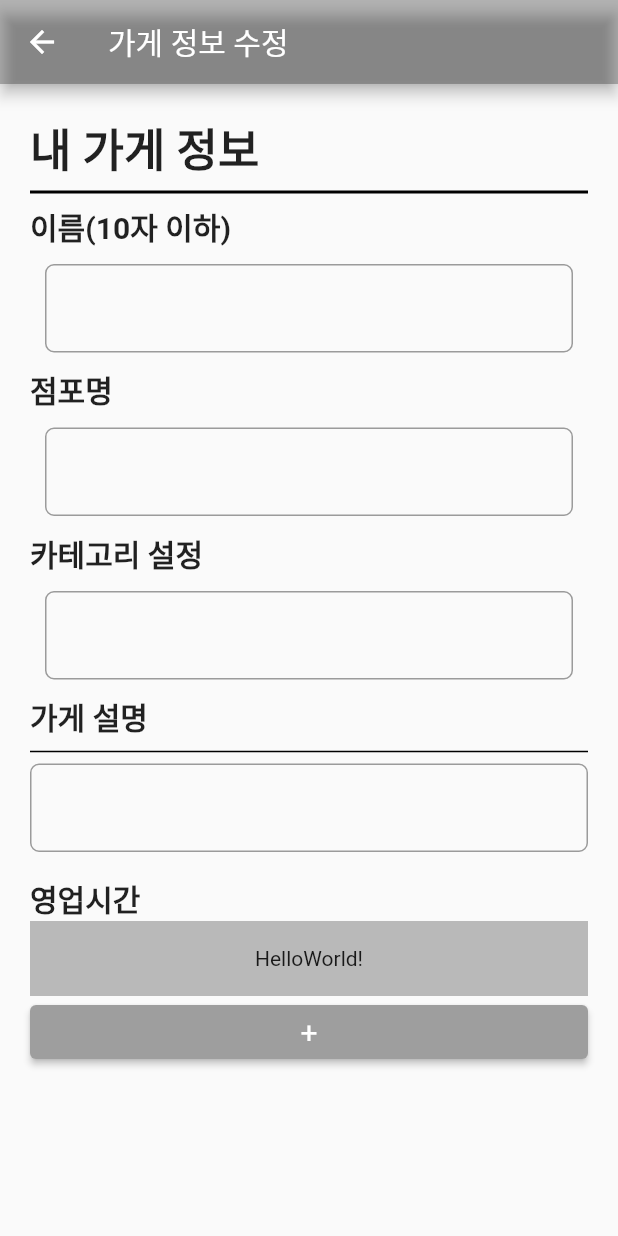
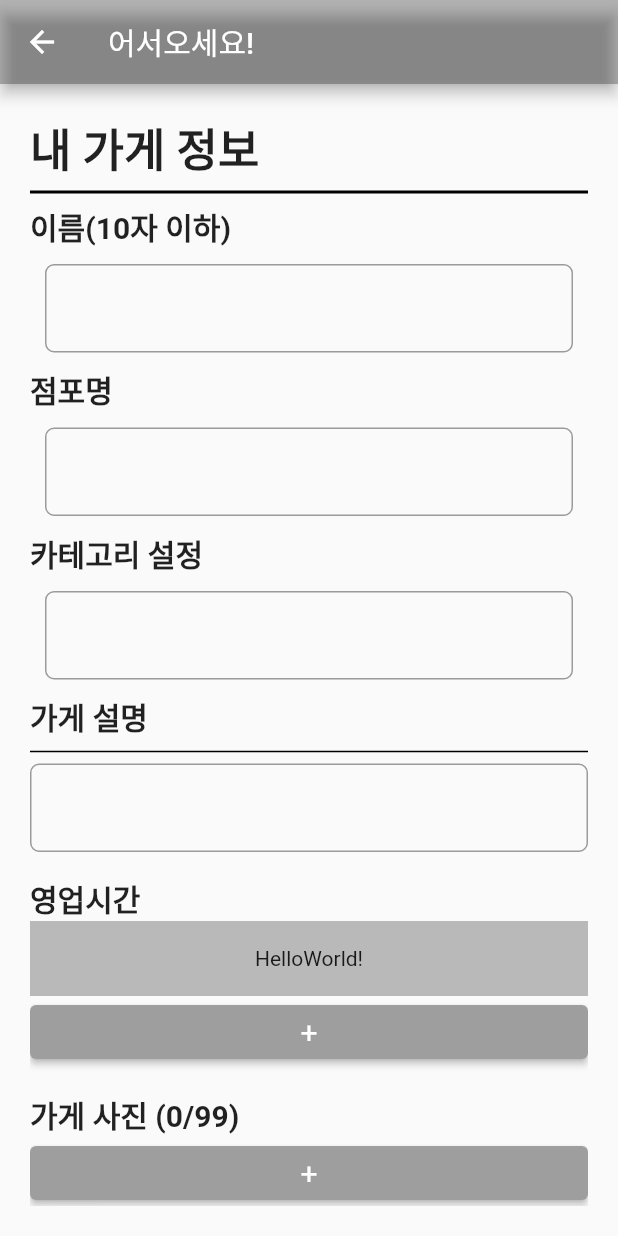
Before and after one commit to comalmot/2022-01-BasicProjectLab, a Flutter app: the infoEdit screen opened directly, on a phone screen of 412 x 824 dp. Run offline on Flutter 3.47's test engine with Material 2 defaults, Android fonts, the phone set to English and light mode, and no system bars; our stand-ins replace image_picker.

Commit message:
가게정보 수정 화면 테스트 및 일부 구현

```diff
--- a/lib/boong_infoEdit.dart
+++ b/lib/boong_infoEdit.dart
@@ -1,4 +1,8 @@
+import 'dart:async';
+
 import 'package:flutter/material.dart';
+import 'package:image_picker/image_picker.dart';
+import 'dart:io';
 
 void main() => runApp(MyApp());
 
@@ -21,6 +25,8 @@ class infoEdit extends StatefulWidget {
 class infoEditState extends State<infoEdit> {
   String name = "";
   List<String> entries = <String>["HelloWorld!"];
+  List<String> pictures = <String>['a.jpg','b.jpg','c.jpg','d.jpg']; // 임시 사진 업로드 체크용 사진. 이후 사진 수정 예정
+  List<String> menu = <String>[""];
   int a =0;
 
   final TextEditingController controller = TextEditingController();
@@ -30,7 +36,7 @@ class infoEditState extends State<infoEdit> {
   Widget build(BuildContext context) {
     return Scaffold(
       appBar: AppBar(
-        title: Text("가게 정보 수정"),
+        title: Text("어서오세요!"),
         backgroundColor: Colors.black26,
       ),
       body: Container(
@@ -117,17 +123,96 @@ class infoEditState extends State<infoEdit> {
                             TextStyle(fontSize: 20, color: Colors.white)),
                         backgroundColor:
                         MaterialStateProperty.all(Colors.grey)),
-                    child: Text("+"),)
+                    child: Text("+"),),
+                  Container(margin: EdgeInsets.all(8.0),),
+
+                  Text("가게 사진 (" +'$a' +"/99)",
+                    style: TextStyle(
+                        fontSize: 20, fontWeight: FontWeight.bold),),
+
+                  Container(
+                    padding: EdgeInsets.fromLTRB(100, 0, 100, 0),
+                    child: Row(
+                      children: [Flexible(child: ListView.builder(
+                        shrinkWrap: true,
+                        itemCount: a,
+                        itemBuilder: (BuildContext context, int index) {
+                          return Container(
+                            color: Colors.black26,
+                            child: Center(child: Image(image: AssetImage('assets/images/${pictures[index]}'),), // 사진 업로드 체크용. 이후 갤러리 열어서 사진 넘기는 쪽으로 수정 예정
+                            ),
+                          );
+                        },
+                      ),)],
+                    ),
+                  ),
+
+                  ElevatedButton(
+                    onPressed: () {
+                      setState(() {
+                        if(a >= pictures.length) { //임시.
+                        }
+                        else {
+                          a++;
+                        }
+                      });
+                    },
+                    style: ButtonStyle(
+                        textStyle: MaterialStateProperty.all(
+                            TextStyle(fontSize: 20, color: Colors.white)),
+                        backgroundColor:
+                        MaterialStateProperty.all(Colors.grey)),
+                    child: Text("+"),),
+
+                  Text("메뉴명/가격",
+                    style: TextStyle(
+                        fontSize: 20, fontWeight: FontWeight.bold),),
+                  ListView.separated(
+                    shrinkWrap: true,
+                    itemCount: menu.length,
+                    itemBuilder: (BuildContext context, int index) {
+                      return Container(
+                          height : 50,
+                          color: Colors.black26,
+                          child: Center(child: Text('${menu[index]}'),)
+                      );
+                    }, separatorBuilder: (BuildContext context, int index) => const Divider(),
+                  ),
+                  ElevatedButton( // 이후 화면 구성 후 처리 예정
+                    onPressed: () {},
+                    style: ButtonStyle(
+                        textStyle: MaterialStateProperty.all(
+                            TextStyle(fontSize: 20, color: Colors.white)),
+                        backgroundColor:
+                        MaterialStateProperty.all(Colors.grey)),
+                    child: Text("+"),),
+
 
                 ],
               )),
-
+              Container(margin: EdgeInsets.all(10.0),),
+              Container(
+                margin: EdgeInsets.fromLTRB(0, 70, 0, 0),
+                padding: EdgeInsets.fromLTRB(0, 0, 0, 0),
+                color: Colors.black26,
+                child : Center(
+                  child: ElevatedButton( //미입력된 부분 존재시 넘어가지 못하게 하는 부분 처리 x
+                    onPressed: () {},
+                    style: ButtonStyle(
+                        textStyle: MaterialStateProperty.all(
+                            TextStyle(fontSize: 20, color: Colors.white)),
+                        backgroundColor:
+                        MaterialStateProperty.all(Colors.grey)),
+                    child: Text("입력 완료", style: TextStyle(fontSize: 30, color: Colors.black, fontWeight: FontWeight.bold),),),
+                ),
+              )
 
 
             ],
           ),
         ),
       ),
+
     );
   }
 }
```
Also changed, not shown: pubspec.yaml (+7 -0 lines), assets/images/a.jpg (added), assets/images/b.jpg (added), assets/images/c.jpg (added), assets/images/d.jpg (added), pubspec.lock.
